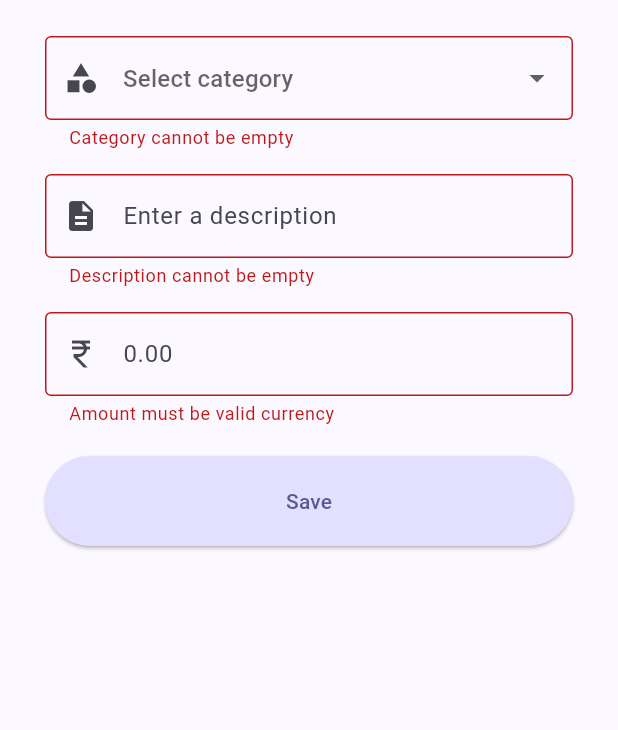
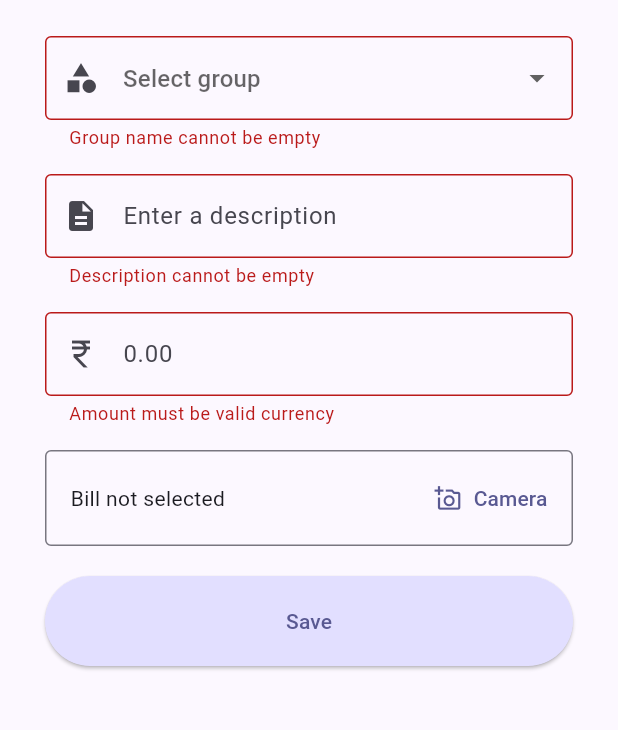
Before and after one commit to vikas62081/unity_funds, a Flutter app: the NewExpense screen opened directly, after a tap on "Save", on a phone screen of 412 x 824 dp, the part 84-814 px from its top. Run offline on Flutter 3.47's test engine with Material 3 defaults, Android fonts, the phone set to English and light mode, and no system bars; our stand-ins replace flutter_riverpod, image_picker.

Commit message:
pushing add expense changes

```diff
--- a/lib/modals/expense.dart
+++ b/lib/modals/expense.dart
@@ -1,3 +1,4 @@
+import 'dart:io';
 import 'dart:math';
 
 import 'package:flutter/material.dart';
@@ -21,34 +22,32 @@ const LIGHT_COLORS = [
   Color.fromARGB(255, 193, 218, 198),
 ];
 
-String formatCategory(ExpenseCategory category) {
-  String catName = category.name;
-  return catName[0].toUpperCase() + catName.substring(1);
-}
-
-enum ExpenseCategory { cinema, cash, food, shopping }
-
 class Expense {
   final String id;
   final String description;
-  final ExpenseCategory category;
+  final File? bill;
   final String group;
   final double amount;
   final DateTime createdAt;
   final Color color;
 
   Expense(
-      {required this.description, required this.category, required this.amount})
+      {required this.group,
+      required this.bill,
+      required this.description,
+      required this.amount})
       : id = uuid,
-        group = "N/A",
+        createdAt = DateTime.now(),
+        color = LIGHT_COLORS[random.nextInt(LIGHT_COLORS.length)];
+
+  Expense.withoutBill(
+      {required this.group, required this.description, required this.amount})
+      : id = uuid,
+        bill = null,
         createdAt = DateTime.now(),
         color = LIGHT_COLORS[random.nextInt(LIGHT_COLORS.length)];
 
   String get formattedDate {
     return formate.format(createdAt);
   }
-
-  String get formattedCategory {
-    return formatCategory(category);
-  }
 }
--- a/lib/utils/form_validation.dart
+++ b/lib/utils/form_validation.dart
@@ -1,9 +1,7 @@
-import 'package:unity_funds/modals/expense.dart';
-
 class NewExpenseValidator {
-  String? validateCategory(ExpenseCategory? value) {
+  String? validateGroup(String? value) {
     if (value == null) {
-      return "Category cannot be empty";
+      return "Group name cannot be empty";
     }
     return null;
   }
--- a/lib/widgets/expense_tile.dart
+++ b/lib/widgets/expense_tile.dart
@@ -10,15 +10,17 @@ class ExpenseTile extends StatelessWidget {
   @override
   Widget build(BuildContext context) {
     return ListTile(
-      leading: Container(
-        color: expense.color,
-        alignment: Alignment.center,
-        width: 50,
-        height: 50,
-        child: Text(expense.formattedDate),
-      ),
+      leading: expense.bill == null
+          ? Container(
+              color: expense.color,
+              alignment: Alignment.center,
+              width: 50,
+              height: 50,
+              child: Text(expense.formattedDate),
+            )
+          : CircleAvatar(backgroundImage: FileImage(expense.bill!)),
       title: Text(expense.description),
-      subtitle: Text(expense.formattedCategory),
+      subtitle: Text(expense.group),
       trailing: Text('₹${NumberFormat().format(expense.amount)}'),
     );
   }
--- /dev/null
+++ b/lib/widgets/form/image_input.dart
@@ -0,0 +1,67 @@
+import 'dart:io';
+
+import 'package:flutter/material.dart';
+import 'package:image_picker/image_picker.dart';
+import 'package:path/path.dart';
+import 'package:unity_funds/widgets/utils/image_picker_option.dart';
+import 'package:unity_funds/widgets/utils/utils_widgets.dart';
+
+class ImageInput extends StatefulWidget {
+  const ImageInput({super.key, required this.onBillImageChanged});
+  final void Function(File bill) onBillImageChanged;
+
+  @override
+  State<StatefulWidget> createState() {
+    return _ImageInputState();
+  }
+}
+
+class _ImageInputState extends State<ImageInput> {
+  File? pickedImage;
+
+  void _pickImage(BuildContext context, ImageSource source) async {
+    if (context.mounted) Navigator.of(context).pop();
+    final ImagePicker picker = ImagePicker();
+    final XFile? image = await picker.pickImage(source: source);
+    if (image == null) return;
+    setState(() {
+      pickedImage = File(image.path);
+    });
+    widget.onBillImageChanged(pickedImage!);
+  }
+
+  void _showListToPickImage(BuildContext context) {
+    showBottomModal(
+        context, (ImageSource source) => _pickImage(context, source));
+  }
+
+  @override
+  Widget build(BuildContext context) {
+    return Container(
+      width: double.infinity,
+      height: 64,
+      padding: const EdgeInsets.only(left: 16),
+      decoration: BoxDecoration(
+          borderRadius: BorderRadius.circular(4),
+          border: Border.all(color: Theme.of(context).colorScheme.outline)),
+      child: Row(
+        mainAxisAlignment: MainAxisAlignment.center,
+        children: [
+          Expanded(
+            child: Text(
+              pickedImage == null
+                  ? "Bill not selected"
+                  : basename(pickedImage!.path),
+              style: const TextStyle(overflow: TextOverflow.ellipsis),
+            ),
+          ),
+          const SizedBox(width: 8),
+          TextButton.icon(
+              onPressed: () => _showListToPickImage(context),
+              icon: const Icon(Icons.add_a_photo_outlined),
+              label: Text(pickedImage == null ? "Camera" : "Change"))
+        ],
+      ),
+    );
+  }
+}
--- a/lib/widgets/new_expense/new_expense_form.dart
+++ b/lib/widgets/new_expense/new_expense_form.dart
@@ -1,9 +1,18 @@
+import 'dart:io';
+
 import 'package:flutter/material.dart';
 import 'package:flutter_riverpod/flutter_riverpod.dart';
 import 'package:unity_funds/modals/expense.dart';
 import 'package:unity_funds/providers/expense_provider.dart';
 import 'package:unity_funds/utils/form_validation.dart';
+import 'package:unity_funds/widgets/form/image_input.dart';
 import 'package:unity_funds/widgets/utils/utils_widgets.dart';
+
+final groups = [
+  "Sarswati Puja",
+  "Chath Puja",
+  "Vishwakarma Puja",
+];
 
 class NewExpenseForm extends ConsumerStatefulWidget {
   const NewExpenseForm({super.key});
@@ -15,24 +24,37 @@ class NewExpenseForm extends ConsumerStatefulWidget {
 class _NewExpenseFormState extends ConsumerState<NewExpenseForm> {
   final _formKey = GlobalKey<FormState>();
   final _validator = NewExpenseValidator();
-  late ExpenseCategory category;
   late String description;
   late String amount;
+  late String group;
+  File? billImage;
 
   void _submitExpense() {
     final isValid = _formKey.currentState!.validate();
 
     if (isValid) {
       _formKey.currentState!.save();
-      Expense expense = Expense(
-          category: category,
-          description: description,
-          amount: double.parse(amount));
-      // call parent function to save the form
+      Expense expense;
+      if (billImage == null) {
+        expense = Expense.withoutBill(
+            group: group,
+            description: description,
+            amount: double.parse(amount));
+      } else {
+        expense = Expense(
+            bill: billImage,
+            group: group,
+            description: description,
+            amount: double.parse(amount));
+      }
       ref.watch(expenseProvider.notifier).addNewExpense(expense);
       showSnakebar(context, "Expense add successfully.");
       Navigator.of(context).pop();
     }
+  }
+
+  void _updateBillImage(File file) {
+    billImage = file;
   }
 
   @override
@@ -45,15 +67,15 @@ class _NewExpenseFormState extends ConsumerState<NewExpenseForm> {
             mainAxisAlignment: MainAxisAlignment.center,
             children: [
               DropdownButtonFormField(
-                items: ExpenseCategory.values
-                    .map((cat) => DropdownMenuItem(
-                        value: cat, child: Text(formatCategory(cat))))
+                items: groups
+                    .map(
+                        (cat) => DropdownMenuItem(value: cat, child: Text(cat)))
                     .toList(),
                 onChanged: (value) {},
-                validator: _validator.validateCategory,
-                onSaved: (newValue) => category = newValue!,
+                validator: _validator.validateGroup,
+                onSaved: (newValue) => group = newValue!,
                 decoration: const InputDecoration(
-                    hintText: "Select category",
+                    hintText: "Select group",
                     prefixIcon: Icon(
                       Icons.category,
                     ),
@@ -79,6 +101,8 @@ class _NewExpenseFormState extends ConsumerState<NewExpenseForm> {
                 validator: _validator.validateAmount,
                 onSaved: (newValue) => amount = newValue!,
               ),
+              const SizedBox(height: 16),
+              ImageInput(onBillImageChanged: _updateBillImage),
               const SizedBox(height: 20),
               ElevatedButton(
                   style: ButtonStyle(
--- a/pubspec.yaml
+++ b/pubspec.yaml
@@ -37,6 +37,8 @@ dependencies:
   uuid: ^4.2.2
   flutter_riverpod: ^2.4.9
   intl: ^0.19.0
+  image_picker: ^1.0.7
+  path: ^1.8.3
 
 dev_dependencies:
   flutter_test:
```
Also changed, not shown: lib/widgets/utils/image_picker_option.dart (added, +33 -0 lines), lib/widgets/utils/utils_widgets.dart (+42 -0 lines), pubspec.lock, 195 other files.
